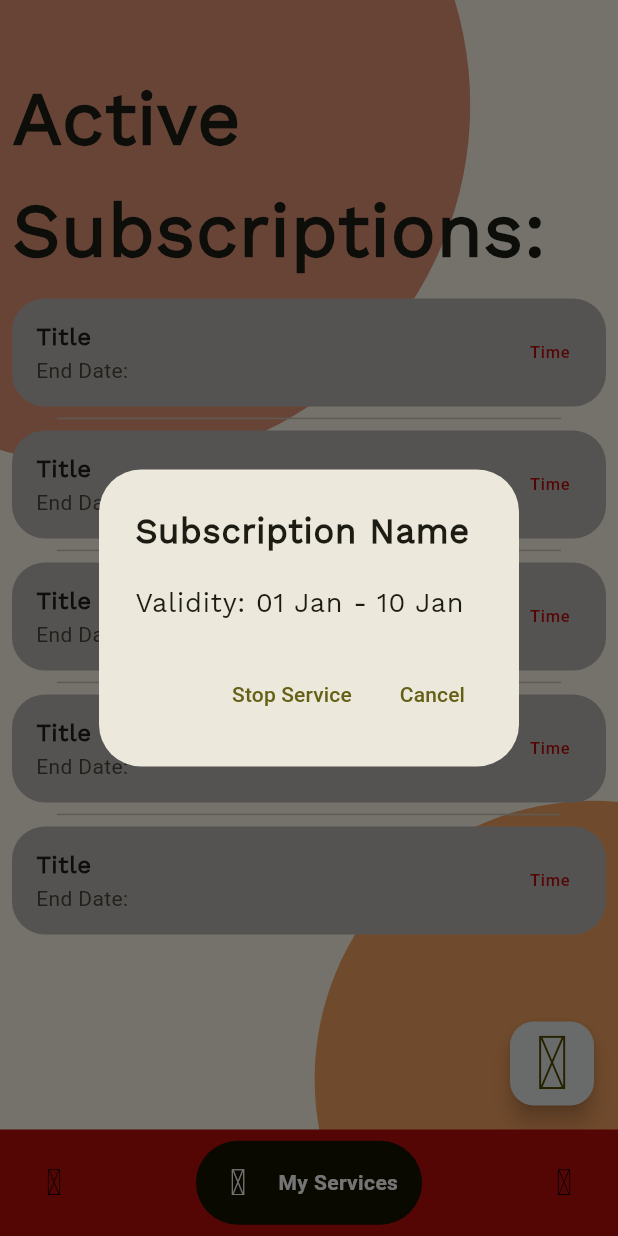
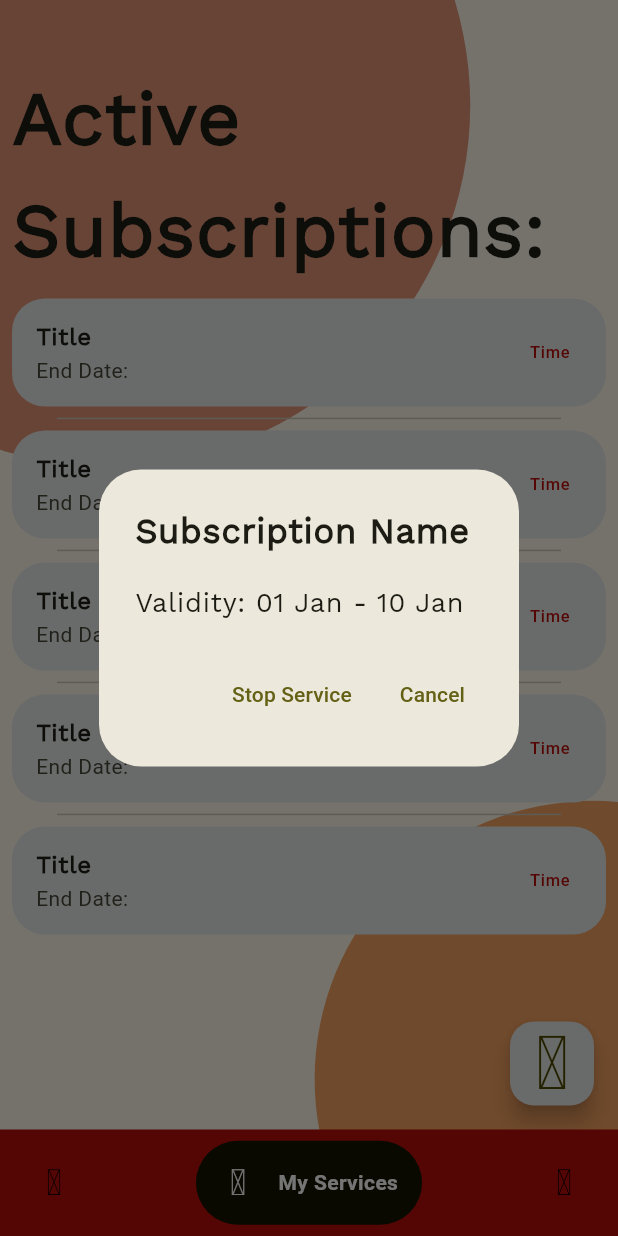
Before and after one commit to TheBenedict09/JRD_Sports_Connect, a Flutter app: the screen it shows after launch, item 2 of the bottom bar chosen, after a tap on "Title", on a phone screen of 412 x 824 dp. Run offline on Flutter 3.47's test engine with Material 3 defaults, Android fonts, the phone set to English and light mode, and no system bars; drawn by our look-alikes of google_nav_bar; our stand-ins replace iconsax.

Commit message:
v0.0.13 (Minor Changes)

```diff
--- a/lib/main.dart
+++ b/lib/main.dart
@@ -1,7 +1,7 @@
 import 'package:flutter/material.dart';
-import 'package:jrd_s_c/pages/BasicCredentialsPage/get_started_page.dart';
-import 'package:jrd_s_c/pages/BasicCredentialsPage/login_page.dart';
-import 'package:jrd_s_c/pages/BasicCredentialsPage/registration_page.dart';
+import 'package:jrd_s_c/user_pages/BasicCredentialsPage/get_started_page.dart';
+import 'package:jrd_s_c/user_pages/BasicCredentialsPage/login_page.dart';
+import 'package:jrd_s_c/user_pages/BasicCredentialsPage/registration_page.dart';
 import 'package:jrd_s_c/utilities/bottom_navbar.dart';
 import 'package:jrd_s_c/utilities/colors.dart';
 
--- a/lib/pages/HomePage/home_page.dart
+++ b/lib/user_pages/HomePage/home_page.dart
@@ -1,5 +1,5 @@
 import 'package:flutter/material.dart';
-import 'package:jrd_s_c/pages/HomePage/home_page_updates.dart';
+import 'package:jrd_s_c/user_pages/HomePage/home_page_updates.dart';
 import 'package:jrd_s_c/utilities/colors.dart';
 
 class HomePage extends StatefulWidget {
@@ -56,7 +56,7 @@ class _HomePageState extends State<HomePage> {
                         style: Theme.of(context).textTheme.bodyLarge?.copyWith(
                             fontWeight: FontWeight.w900,
                             fontSize: 50,
-                            color: c3),
+                            color: c5),
                       ),
                     ],
                   ),
--- a/lib/pages/HomePage/home_page_updates.dart
+++ b/lib/user_pages/HomePage/home_page_updates.dart
@@ -47,7 +47,7 @@ class BigGreyCircle extends StatelessWidget {
         width: MediaQuery.of(context).size.width * x * 1.1,
         decoration: BoxDecoration(
           shape: BoxShape.circle,
-          color: c6,
+          color: c10,
         ),
       ),
     );
--- a/lib/pages/MyServicesPage/active_subs.dart
+++ b/lib/user_pages/MyServicesPage/active_subs.dart
@@ -9,15 +9,15 @@ class ActiveSubElement extends StatelessWidget {
 
   @override
   Widget build(BuildContext context) {
-    final String subscriptionName = "Subscription Name";
-    final String timeRange = "01 Jan - 10 Jan";
+    const String subscriptionName = "Subscription Name";
+    const String timeRange = "01 Jan - 10 Jan";
     final DateTime now = DateTime.now();
 
     return Padding(
       padding: const EdgeInsets.only(left: 8, right: 8),
       child: Container(
         decoration: BoxDecoration(
-          color: c4,
+          color: c3,
           borderRadius: BorderRadius.circular(22),
         ),
         child: ListTile(
@@ -52,7 +52,7 @@ class ActiveSubElement extends StatelessWidget {
                                     onPressed: () {
                                       Navigator.pop(context);
                                     },
-                                    icon: Icon(Iconsax.close_circle),
+                                    icon: const Icon(Iconsax.close_circle),
                                   ),
                                 ],
                                 title: Text(
--- a/lib/pages/MyServicesPage/my_services_page.dart
+++ b/lib/user_pages/MyServicesPage/my_services_page.dart
@@ -1,7 +1,7 @@
 import 'package:flutter/material.dart';
 import 'package:iconsax/iconsax.dart';
-import 'package:jrd_s_c/pages/MyServicesPage/active_subs.dart';
-import 'package:jrd_s_c/pages/MyServicesPage/available_subs.dart';
+import 'package:jrd_s_c/user_pages/MyServicesPage/active_subs.dart';
+import 'package:jrd_s_c/user_pages/MyServicesPage/available_subs.dart';
 import 'package:jrd_s_c/utilities/colors.dart';
 
 class MyServicesPage extends StatefulWidget {
--- a/lib/utilities/bottom_navbar.dart
+++ b/lib/utilities/bottom_navbar.dart
@@ -1,9 +1,9 @@
 import 'package:flutter/material.dart';
 import 'package:google_nav_bar/google_nav_bar.dart';
 import 'package:iconsax/iconsax.dart';
-import 'package:jrd_s_c/pages/HomePage/home_page.dart';
-import 'package:jrd_s_c/pages/MyServicesPage/my_services_page.dart';
-import 'package:jrd_s_c/pages/ProfilePage/profile_page.dart';
+import 'package:jrd_s_c/user_pages/HomePage/home_page.dart';
+import 'package:jrd_s_c/user_pages/MyServicesPage/my_services_page.dart';
+import 'package:jrd_s_c/user_pages/ProfilePage/profile_page.dart';
 import 'package:jrd_s_c/utilities/colors.dart';
 
 class BottomNavBarPage extends StatefulWidget {
```
Also changed, not shown: lib/user_pages/ProfilePage/profile_page.dart (renamed from lib/pages/ProfilePage/profile_page.dart, +8 -8 lines), lib/user_pages/BasicCredentialsPage/get_started_page.dart (renamed from lib/pages/BasicCredentialsPage/get_started_page.dart), lib/user_pages/BasicCredentialsPage/login_page.dart (renamed from lib/pages/BasicCredentialsPage/login_page.dart), lib/user_pages/BasicCredentialsPage/registration_page.dart (renamed from lib/pages/BasicCredentialsPage/registration_page.dart), lib/user_pages/MyServicesPage/available_subs.dart (renamed from lib/pages/MyServicesPage/available_subs.dart).
